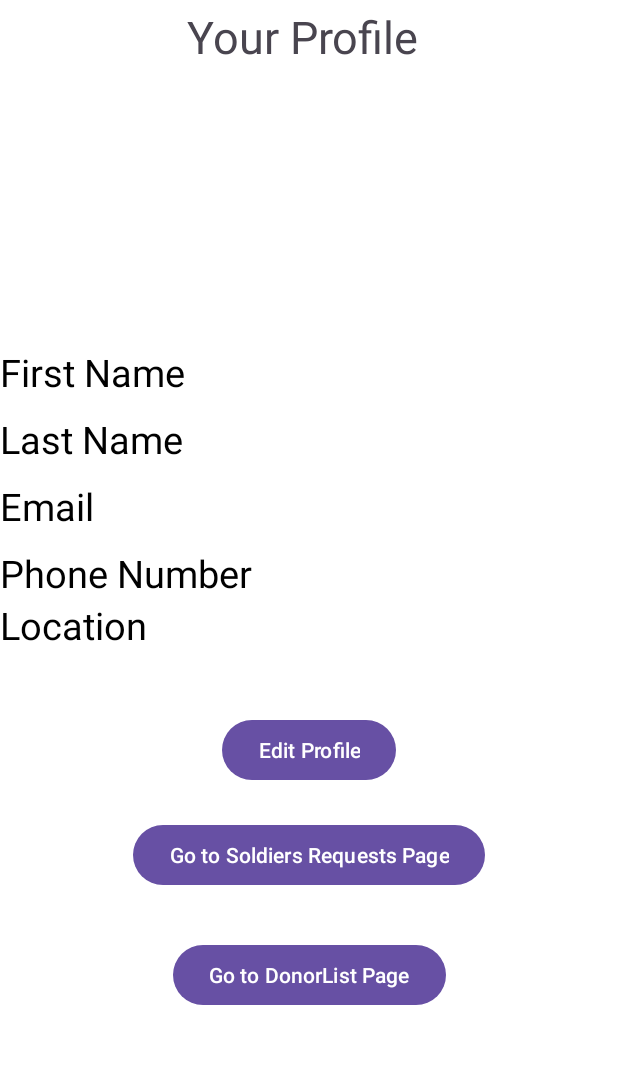
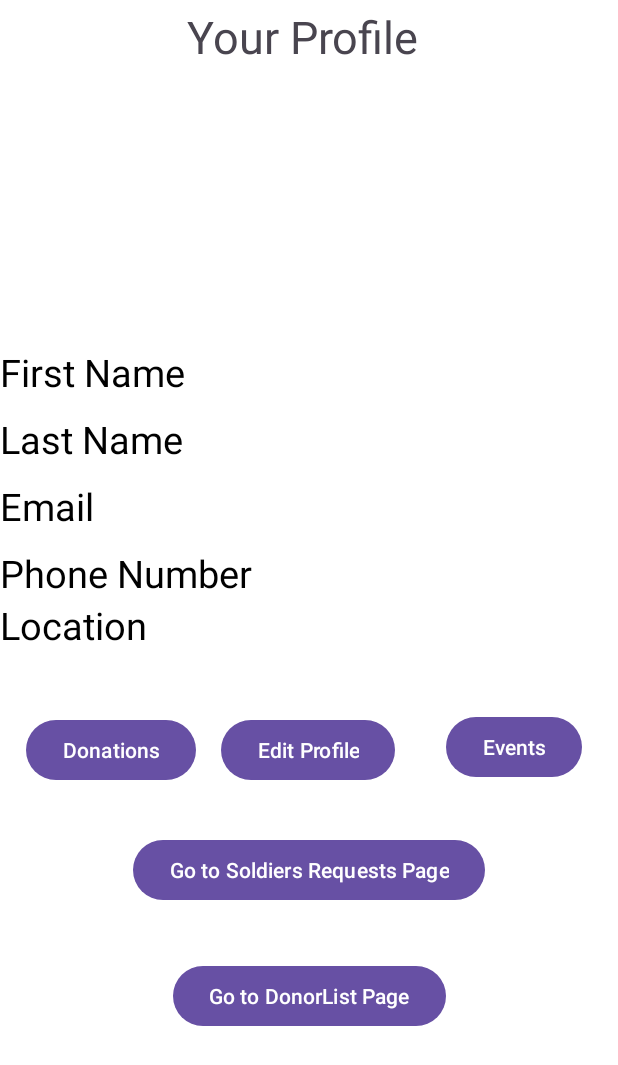
Before and after one commit to Ely6899/FrontCare, an Android app: the Profile screen opened directly, with no data from a screen before it, on a phone screen of 412 x 824 dp. Shown: the top 1065 px of the screen. Run offline under Robolectric (Android 15) with nearby library versions, the phone set to English and light mode, and no system bars.

Commit message:
Implemented soldier request history page

```diff
--- a/app/src/main/AndroidManifest.xml
+++ b/app/src/main/AndroidManifest.xml
@@ -15,6 +15,9 @@
         android:supportsRtl="true"
         android:theme="@style/Theme.FrontCareProject"
         tools:targetApi="31">
+        <activity
+            android:name=".UserPostings"
+            android:exported="false" />
         <activity
             android:name=".EditProfile"
             android:exported="false" />
--- a/app/src/main/java/com/example/frontcareproject/Profile.kt
+++ b/app/src/main/java/com/example/frontcareproject/Profile.kt
@@ -31,8 +31,10 @@ class Profile : AppCompatActivity() {
     private lateinit var redirectBtnS: Button
     private lateinit var redirectBtnD: Button
 
+
     private lateinit var btnToEdit: Button
-
+    private lateinit var btnToPostings: Button
+    private lateinit var btnToEvents: Button
 
     override fun onCreate(savedInstanceState: Bundle?) {
         super.onCreate(savedInstanceState)
@@ -80,6 +82,19 @@ class Profile : AppCompatActivity() {
             startActivity(Intent(this@Profile, EditProfile::class.java))
         }
 
+        btnToPostings = findViewById(R.id.btnPostingsHistory)
+        btnToEvents = findViewById(R.id.btnEventHistory)
+
+        //Change button text according to user type connected
+        if (GlobalVar.userType == 1){
+            btnToPostings.text = getString(R.string.requests_history_button)
+        } else{
+            btnToPostings.text = getString(R.string.donations_history_button)
+        }
+
+        btnToPostings.setOnClickListener{
+            startActivity(Intent(this@Profile, UserPostings::class.java))
+        }
     }
 
     private fun fetchProfileData() {
--- a/app/src/main/res/layout/activity_profile.xml
+++ b/app/src/main/res/layout/activity_profile.xml
@@ -206,7 +206,7 @@
         android:text="@string/edit_profile"
         app:layout_constraintBottom_toTopOf="@+id/btnSoldiersRequests"
         app:layout_constraintEnd_toEndOf="parent"
-        app:layout_constraintHorizontal_bias="0.5"
+        app:layout_constraintHorizontal_bias="0.498"
         app:layout_constraintStart_toStartOf="parent"
         app:layout_constraintTop_toBottomOf="@+id/tableLayout"
         app:layout_constraintVertical_bias="0.0">
@@ -217,22 +217,52 @@
         android:id="@+id/btnSoldiersRequests"
         android:layout_width="wrap_content"
         android:layout_height="wrap_content"
-        android:layout_marginTop="112dp"
+        android:layout_marginTop="32dp"
         android:text="Go to Soldiers Requests Page"
         app:layout_constraintEnd_toEndOf="parent"
-        app:layout_constraintHorizontal_bias="0.5"
         app:layout_constraintStart_toStartOf="parent"
-        app:layout_constraintTop_toBottomOf="@+id/tableLayout" />
+        app:layout_constraintTop_toBottomOf="@id/btnGoToEdit" />
 
     <Button
         android:id="@+id/btnDonorsList"
         android:layout_width="wrap_content"
         android:layout_height="wrap_content"
-        android:layout_marginTop="32dp"
+        android:layout_marginTop="36dp"
         android:text="Go to DonorList Page"
         app:layout_constraintEnd_toEndOf="parent"
+        app:layout_constraintHorizontal_bias="0.5"
         app:layout_constraintStart_toStartOf="parent"
         app:layout_constraintTop_toBottomOf="@+id/btnSoldiersRequests" />
 
+    <Button
+        android:id="@+id/btnPostingsHistory"
+        android:layout_width="wrap_content"
+        android:layout_height="wrap_content"
+        android:textAlignment="center"
+        android:layout_marginTop="42dp"
+        android:text="@string/default_string"
+
+        app:layout_constraintEnd_toStartOf="@+id/btnGoToEdit"
+        app:layout_constraintStart_toStartOf="parent"
+        app:layout_constraintTop_toBottomOf="@+id/tableLayout">
+
+    </Button>
+
+    <Button
+        android:id="@+id/btnEventHistory"
+        android:layout_width="wrap_content"
+        android:layout_height="wrap_content"
+
+        android:layout_marginStart="24dp"
+        android:layout_marginTop="40dp"
+        android:textAlignment="center"
+        android:text="@string/events_history_button"
+        app:layout_constraintEnd_toEndOf="parent"
+        app:layout_constraintHorizontal_bias="0.285"
+        app:layout_constraintStart_toEndOf="@+id/btnGoToEdit"
+        app:layout_constraintTop_toBottomOf="@+id/tableLayout">
+
+    </Button>
+
 
 </androidx.constraintlayout.widget.ConstraintLayout>
--- a/app/src/main/res/values/strings.xml
+++ b/app/src/main/res/values/strings.xml
@@ -23,6 +23,15 @@
     <string name="register_phone">Phone Number</string>
     <string name="edit_profile_title">Edit Your Profile</string>
     <string name="edit_profile">Edit Profile</string>
+    <string name="default_string">DEFAULT</string>
+    <string name="requests_history_button">Requests</string>
+    <string name="donations_history_button">Donations</string>
+    <string name="events_history_button">Events</string>
+    <string name="full_name_element">Full Name:</string>
+    <string name="date_element">Date:</string>
+    <string name="status_element">Status</string>
+    <string name="products_element">Products</string>
+    <string name="close_date_element">Close date</string>
 
     <string-array name="locations_array">
         <item>North</item>
```
Also changed, not shown: app/src/main/java/com/example/frontcareproject/UserPostings.kt (added, +110 -0 lines), app/src/main/res/layout/activity_user_postings.xml (added, +41 -0 lines), app/src/main/res/layout/posting_row.xml (added, +145 -0 lines).
